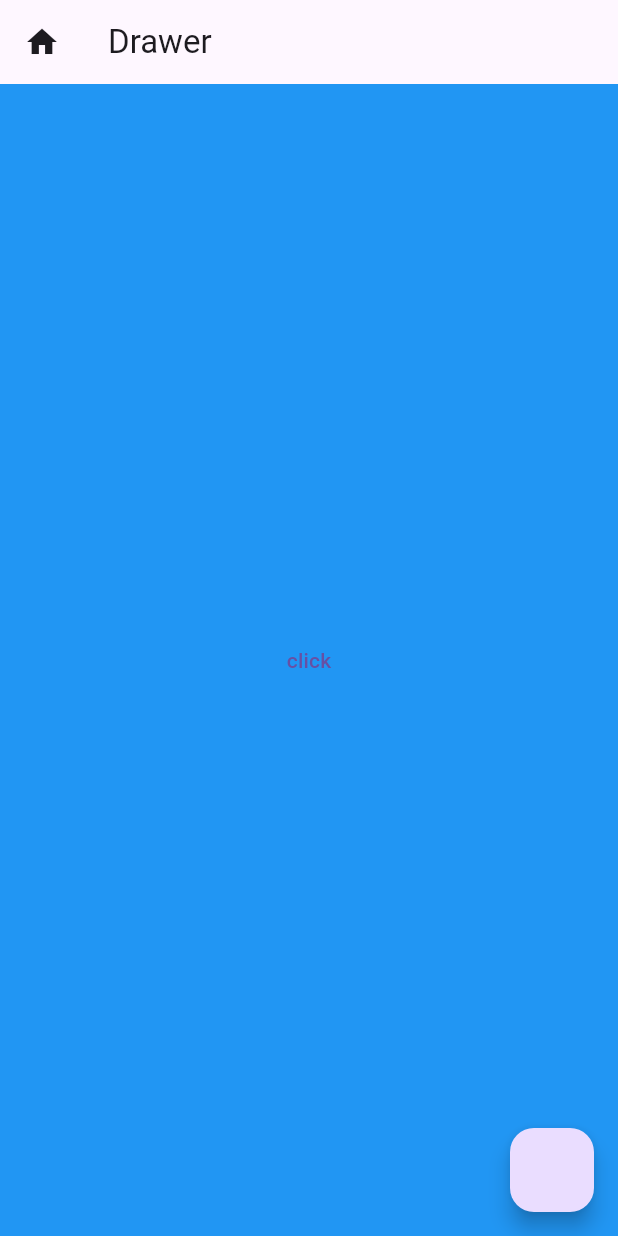
After one commit to Swathi-krishna123/flutter-practice2, a Flutter app: the Drawerrr screen opened directly, on a phone screen of 412 x 824 dp. The commit adds this screen. Run offline on Flutter 3.47's test engine with Material 3 defaults, Android fonts, the phone set to English and light mode, and no system bars; our stand-ins replace fluttertoast.

Commit message:
flutter tasks

```diff
--- a/lib/bottomnavigation.dart
+++ b/lib/bottomnavigation.dart
@@ -1,4 +1,5 @@
 import 'package:flutter/material.dart';
+import 'package:flutter_tasks/drawerr.dart';
 
 class BottomNavi extends StatefulWidget {
   const BottomNavi({super.key});
@@ -35,6 +36,7 @@ class _BottomNaviState extends State<BottomNavi> {
         currentIndex: selectedindex,
         selectedItemColor: Colors.blue,
       ),
+
       body: [
         const Center(
           child: Text("Home Page"),
@@ -46,6 +48,9 @@ class _BottomNaviState extends State<BottomNavi> {
           child: Text("Messages"),
         ),
       ][selectedindex],
+      floatingActionButton: FloatingActionButton(onPressed:() {
+        Navigator.of(context).push(MaterialPageRoute(builder: (context)=>Drawerrr()));
+      }),
     );
   }
 }
--- /dev/null
+++ b/lib/drawerr.dart
@@ -0,0 +1,51 @@
+import 'package:flutter/material.dart';
+import 'package:flutter_tasks/bottomsheett.dart';
+
+class Drawerrr extends StatefulWidget {
+  const Drawerrr({super.key});
+
+  @override
+  State<Drawerrr> createState() => _DrawerrrState();
+}
+
+class _DrawerrrState extends State<Drawerrr> {
+  @override
+  Widget build(BuildContext context) {
+    return Scaffold(
+      backgroundColor: Colors.blue,
+      appBar: AppBar(
+        title: const Text("Drawer"),
+        leading:  IconButton(onPressed: (){}, icon:const Icon(Icons.home))
+      ),
+      body: Center(
+        child: Builder(builder: (context) {
+          return TextButton(
+              onPressed: () {
+                Scaffold.of(context).openDrawer();
+              },
+              child: const Text("click"));
+        }),
+      ),
+      drawer: Drawer(
+        backgroundColor: Colors.pink.shade200,
+        child: const Padding(
+          padding: EdgeInsets.all(8.0),
+          child: Row(
+            crossAxisAlignment: CrossAxisAlignment.start,
+            children: [
+              SafeArea(
+                child: CircleAvatar(
+                  radius: 27,
+                ),
+              ),
+            ],
+          ),
+        ),
+      ),
+      floatingActionButton: FloatingActionButton(onPressed: () {
+        Navigator.of(context)
+            .push(MaterialPageRoute(builder: (context) => Bottomsheettt()));
+      }),
+    );
+  }
+}
```
Also changed, not shown: lib/bottomsheett.dart (added, +53 -0 lines), lib/gesturedetector.dart (added, +19 -0 lines), lib/inkwell.dart (added, +45 -0 lines), lib/popupmenubutton.dart (added, +32 -0 lines).
